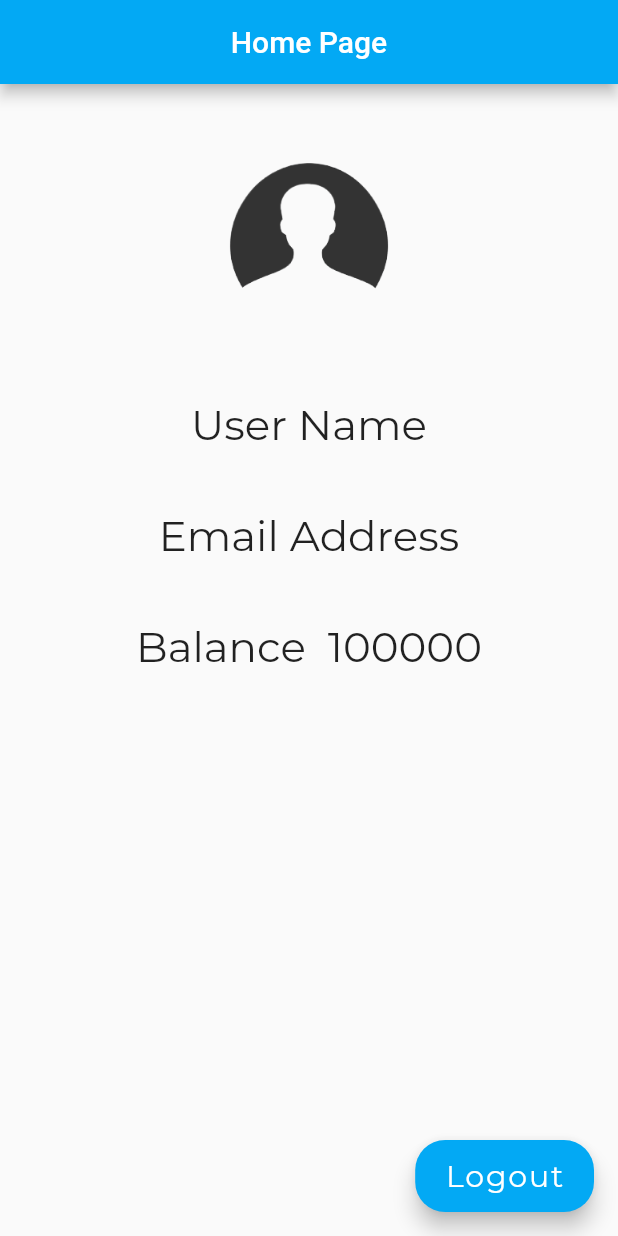
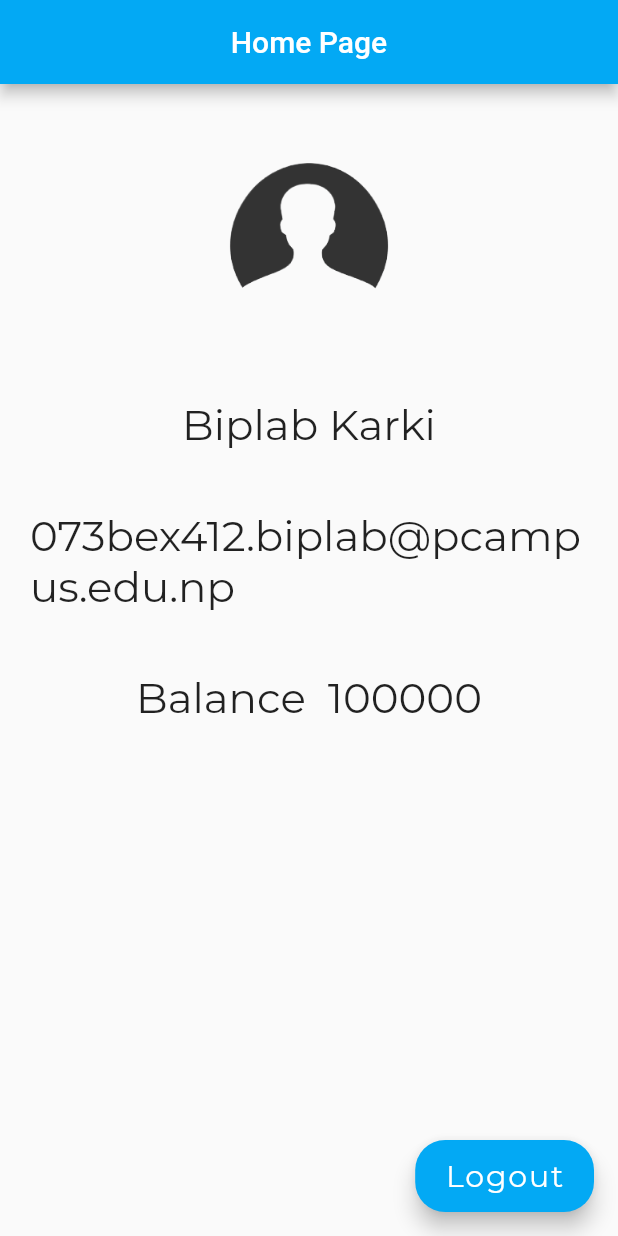
Before and after one commit to BeepLoveKarki/sajilomart, a Flutter app: the Home screen opened directly, on a phone screen of 412 x 824 dp. Run offline on Flutter 3.47's test engine with Material 2 defaults, Android fonts, the light colour scheme and no system bars; our stand-ins replace image_picker.

Commit message:
done somehow

```diff
--- a/ui_ux/lib/home.dart
+++ b/ui_ux/lib/home.dart
@@ -33,7 +33,7 @@ class _HomeState extends State<Home> {
                 Padding(
                   padding: const EdgeInsets.all(20.0),
                   child: Text(
-                    "User Name",
+                    "Biplab Karki",
                     style: TextStyle(
                       fontFamily: 'Montserrat',
                       fontSize: 28.0,
@@ -43,7 +43,7 @@ class _HomeState extends State<Home> {
               Padding(
                 padding: const EdgeInsets.all(20.0),
                 child: Text(
-                  "Email Address",
+                  "073bex412.biplab@pcampus.edu.np",
                   style: TextStyle(
                     fontFamily: 'Montserrat',
                     fontSize: 28.0,
--- a/ui_ux/lib/main.dart
+++ b/ui_ux/lib/main.dart
@@ -12,6 +12,7 @@ class App extends StatelessWidget{
         primarySwatch: Colors.lightBlue,
       ),
       home: LoginPage(title: 'Login'),
+      // home: Category(),
     );
   }
 }
--- a/ui_ux/pubspec.yaml
+++ b/ui_ux/pubspec.yaml
@@ -21,7 +21,7 @@ dependencies:
     sdk: flutter
   image_picker: ^0.4.5
   path:
-
+  carousel_slider: ^1.3.0
 
   # The following adds the Cupertino Icons font to your application.
   # Use with the CupertinoIcons class for iOS style icons.
```
Also changed, not shown: ui_ux/lib/explore.dart (deleted, +0 -23 lines), ui_ux/lib/login.dart (+14 -5 lines), ui_ux/pubspec.lock.
